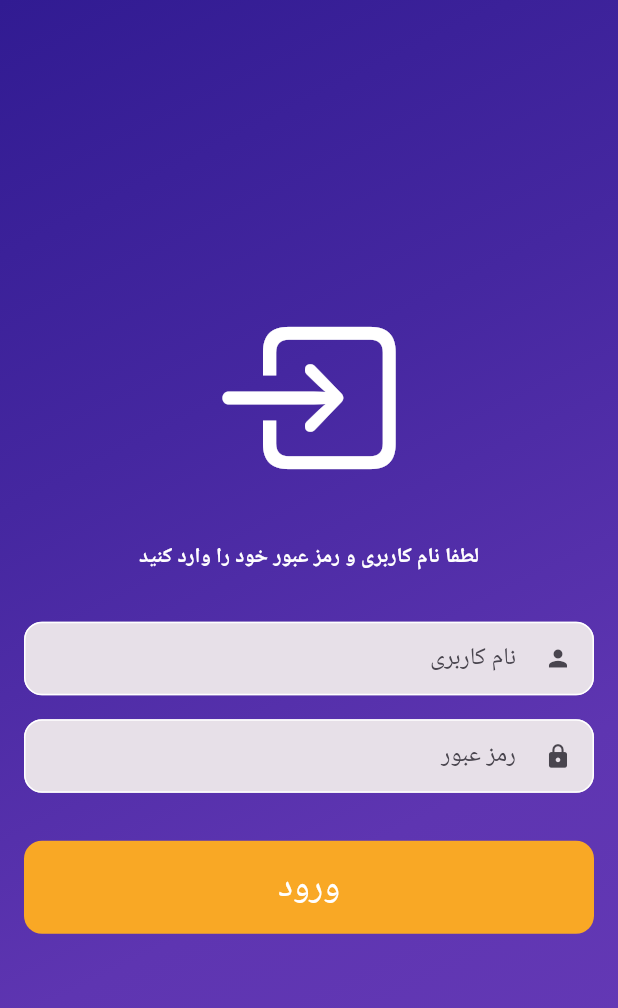
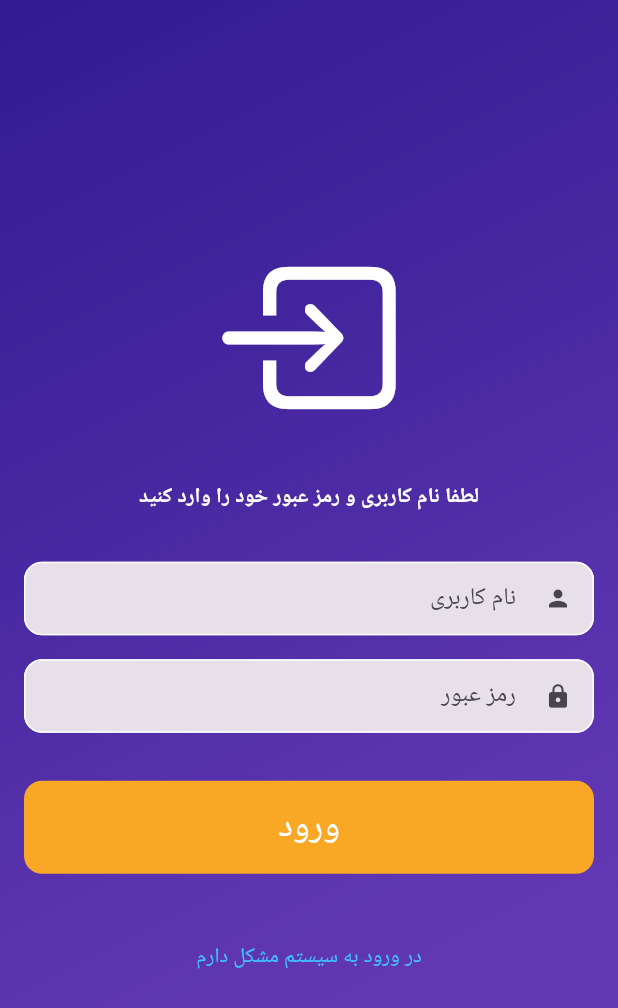
Before and after one commit to MrPouyaSaad/login_pishro, a Flutter app: the screen it shows after launch, on a phone screen of 412 x 824 dp. Shown: the top 1008 px of the screen. Run offline on Flutter 3.47's test engine with Material 2 defaults, Android fonts, the phone set to English and light mode, and no system bars; our stand-ins replace video_player; Roboto replaces fonts that are missing (IranSans).

Commit message:
Add new button

```diff
--- a/lib/login.dart
+++ b/lib/login.dart
@@ -61,7 +61,7 @@ class LoginScreen extends StatelessWidget {
                 Navigator.push(
                   context,
                   CupertinoPageRoute(
-                    builder: (context) => WrongPass(),
+                    builder: (context) => const WrongPass(),
                   ),
                 );
               },
@@ -79,6 +79,23 @@ class LoginScreen extends StatelessWidget {
               child: const Text(
                 'ورود',
                 style: TextStyle(fontSize: 24),
+              ),
+            ),
+            const SizedBox(
+              height: 32,
+            ),
+            TextButton(
+              onPressed: () {
+                Navigator.push(
+                  context,
+                  CupertinoPageRoute(
+                    builder: (context) => const WrongPass(),
+                  ),
+                );
+              },
+              child: const Text(
+                'در ورود به سیستم مشکل دارم',
+                style: TextStyle(fontSize: 14, color: Colors.lightBlueAccent),
               ),
             )
           ],
--- a/lib/main.dart
+++ b/lib/main.dart
@@ -12,6 +12,7 @@ class MyApp extends StatelessWidget {
   @override
   Widget build(BuildContext context) {
     return MaterialApp(
+      debugShowCheckedModeBanner: false,
       title: 'Login Screen (Pishro mim)',
       theme: ThemeData(
         fontFamily: 'IranSans',
```
